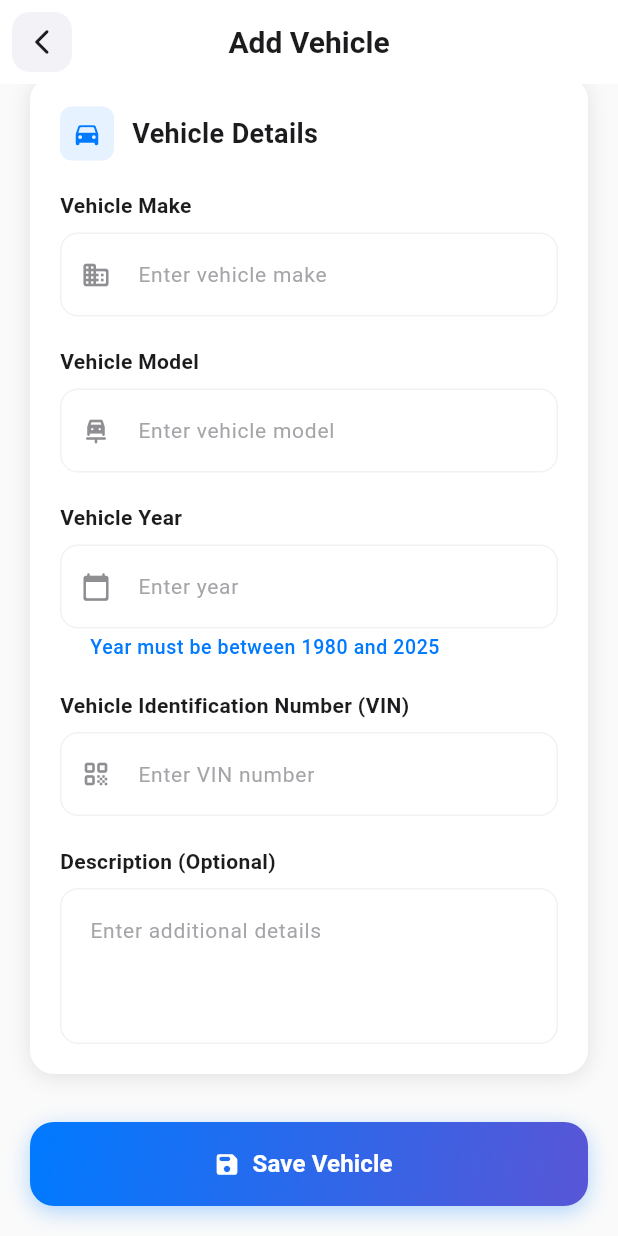
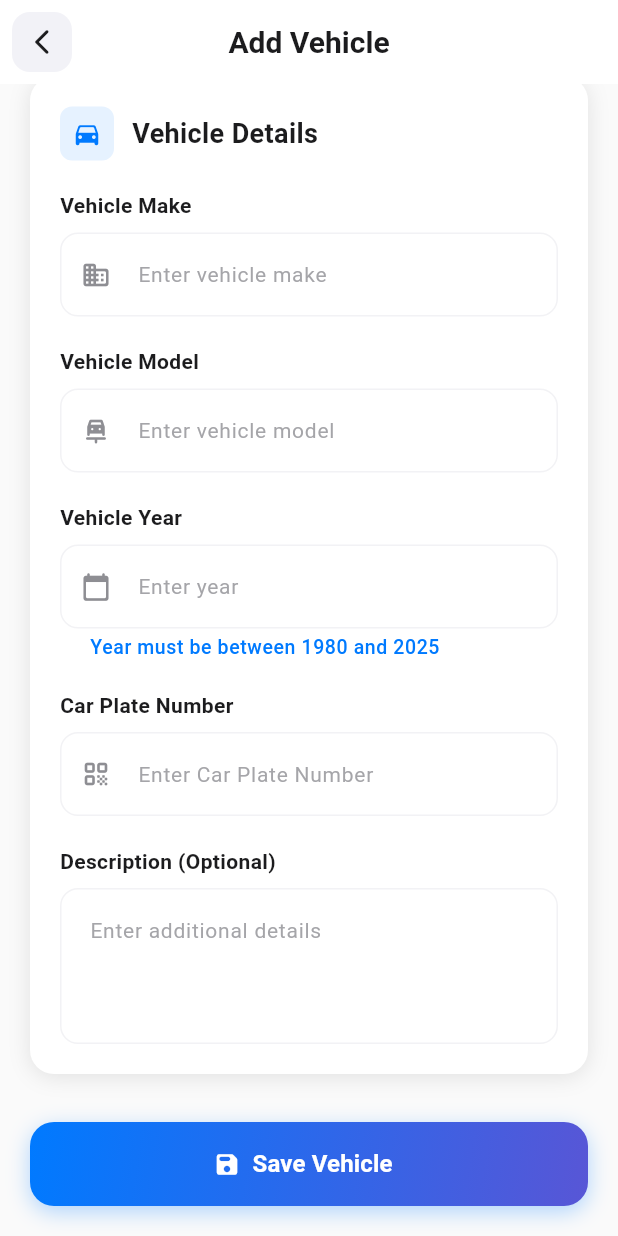
Before and after one commit to Jquann/workshoppro_manager, a Flutter app: the AddVehicle screen opened directly, scrolled down 289 dp, on a phone screen of 412 x 824 dp. Run offline on Flutter 3.47's test engine with Material 3 defaults, Android fonts, the phone set to English and light mode, and no system bars; our stand-ins replace cloud_firestore, cloud_functions, firebase_core; missing offline and left inert: mailer; accounts and stored records are empty; Roboto replaces fonts that are missing (SF Pro).

Commit message:
update ui

```diff
--- a/lib/pages/vehicles/add_vehicle.dart
+++ b/lib/pages/vehicles/add_vehicle.dart
@@ -34,7 +34,7 @@ class _AddVehicleState extends State<AddVehicle> with TickerProviderStateMixin {
   final _model = TextEditingController();
   final _make = TextEditingController();
   final _year = TextEditingController();
-  final _vin = TextEditingController();
+  final _carPlate = TextEditingController();
   final _desc = TextEditingController();
   final _db = FirestoreService();
   String? selectedCustomerId;
@@ -84,7 +84,7 @@ class _AddVehicleState extends State<AddVehicle> with TickerProviderStateMixin {
     _model.dispose();
     _make.dispose();
     _year.dispose();
-    _vin.dispose();
+    _carPlate.dispose();
     _desc.dispose();
     super.dispose();
   }
@@ -332,10 +332,10 @@ class _AddVehicleState extends State<AddVehicle> with TickerProviderStateMixin {
           ),
           const SizedBox(height: 20),
           _buildFormField(
-            label: 'Vehicle Identification Number (VIN)',
+            label: 'Car Plate Number',
             child: TextFormField(
-              controller: _vin,
-              decoration: _input('Enter VIN number', icon: Icons.qr_code_rounded),
+              controller: _carPlate,
+              decoration: _input('Enter Car Plate Number', icon: Icons.qr_code_rounded),
               validator: _req,
               textCapitalization: TextCapitalization.characters,
             ),
@@ -536,7 +536,7 @@ class _AddVehicleState extends State<AddVehicle> with TickerProviderStateMixin {
           make: _make.text.trim(),
           model: _model.text.trim(),
           year: int.parse(_year.text.trim()),
-          vin: _vin.text.trim(),
+          carPlate: _carPlate.text.trim(),
           description: _desc.text.trim().isEmpty ? null : _desc.text.trim(),
           status: 'active',
         ),
--- a/lib/pages/vehicles/edit_vehicle.dart
+++ b/lib/pages/vehicles/edit_vehicle.dart
@@ -15,7 +15,6 @@ class _EditVehicleState extends State<EditVehicle> with TickerProviderStateMixin
   static const _kPrimary = Color(0xFF007AFF);
   static const _kSecondary = Color(0xFF5856D6);
   static const _kSuccess = Color(0xFF34C759);
-  static const _kWarning = Color(0xFFFF9500);
   static const _kError = Color(0xFFFF3B30);
   static const _kGrey = Color(0xFF8E8E93);
   static const _kLightGrey = Color(0xFFF2F2F7);
@@ -27,7 +26,7 @@ class _EditVehicleState extends State<EditVehicle> with TickerProviderStateMixin
   final _model = TextEditingController();
   final _make = TextEditingController();
   final _year = TextEditingController();
-  final _vin = TextEditingController();
+  final _carPlate = TextEditingController();
   final _desc = TextEditingController();
   final _db = FirestoreService();
 
@@ -51,7 +50,7 @@ class _EditVehicleState extends State<EditVehicle> with TickerProviderStateMixin
     _model.text = widget.vehicle.model;
     _make.text = widget.vehicle.make;
     _year.text = widget.vehicle.year.toString();
-    _vin.text = widget.vehicle.vin;
+    _carPlate.text = widget.vehicle.carPlate;
     _desc.text = widget.vehicle.description ?? '';
     selectedCustomerName = widget.vehicle.customerName;
 
@@ -101,7 +100,7 @@ class _EditVehicleState extends State<EditVehicle> with TickerProviderStateMixin
     _model.dispose();
     _make.dispose();
     _year.dispose();
-    _vin.dispose();
+    _carPlate.dispose();
     _desc.dispose();
     super.dispose();
   }
@@ -387,9 +386,9 @@ class _EditVehicleState extends State<EditVehicle> with TickerProviderStateMixin
           ),
           const SizedBox(height: 20),
           _buildFormField(
-            label: 'Vehicle Identification Number (VIN)',
+            label: 'Car Plate Number',
             child: TextFormField(
-              controller: _vin,
+              controller: _carPlate,
               decoration: _input('Enter VIN number', icon: Icons.qr_code_rounded),
               validator: _req,
               textCapitalization: TextCapitalization.characters,
@@ -592,7 +591,7 @@ class _EditVehicleState extends State<EditVehicle> with TickerProviderStateMixin
         make: _make.text.trim(),
         model: _model.text.trim(),
         year: int.parse(_year.text.trim()),
-        vin: _vin.text.trim(),
+        carPlate: _carPlate.text.trim(),
         description: _desc.text.trim().isEmpty ? null : _desc.text.trim(),
         status: widget.vehicle.status, // preserve
       );
--- a/lib/pages/vehicles/vehicle_model.dart
+++ b/lib/pages/vehicles/vehicle_model.dart
@@ -4,7 +4,7 @@ class VehicleModel {
   String make;
   String model;
   int year;
-  String vin;
+  String carPlate;
   String? description; // optional
   String status;       // "active" or "inactive"
 
@@ -14,7 +14,7 @@ class VehicleModel {
     required this.make,
     required this.model,
     required this.year,
-    required this.vin,
+    required this.carPlate,
     this.description,
     this.status = 'active', // default is active
   });
@@ -28,7 +28,7 @@ class VehicleModel {
       year: (m['year'] ?? 0) is int
           ? m['year']
           : int.tryParse('${m['year']}') ?? 0,
-      vin: m['vin'] ?? '',
+      carPlate: m['carPlate'] ?? '',
       description: m['description'],
       status: m['status'] ?? 'active', // fallback if missing
     );
@@ -39,7 +39,7 @@ class VehicleModel {
     'make': make,
     'model': model,
     'year': year,
-    'vin': vin,
+    'carPlate': carPlate,
     if (description != null && description!.isNotEmpty)
       'description': description,
     'status': status,   // include in Firestore
--- a/lib/pages/vehicles/view_vehicle.dart
+++ b/lib/pages/vehicles/view_vehicle.dart
@@ -357,7 +357,7 @@ class _ViewVehicleState extends State<ViewVehicle> with TickerProviderStateMixin
                 _enhancedInfoRow('Make', v.make, Icons.business_rounded, s),
                 _enhancedInfoRow('Model', v.model, Icons.car_rental_rounded, s),
                 _enhancedInfoRow('Year', '${v.year}', Icons.calendar_today_rounded, s),
-                _enhancedInfoRow('VIN', v.vin, Icons.confirmation_number_rounded, s, isLast: true),
+                _enhancedInfoRow('Car Plate Number', v.carPlate, Icons.confirmation_number_rounded, s, isLast: true),
               ],
             ),
           ),
```
Also changed, not shown: lib/firestore_service.dart (+31 -4 lines), lib/pages/vehicles/vehicle.dart (+50 -51 lines).
